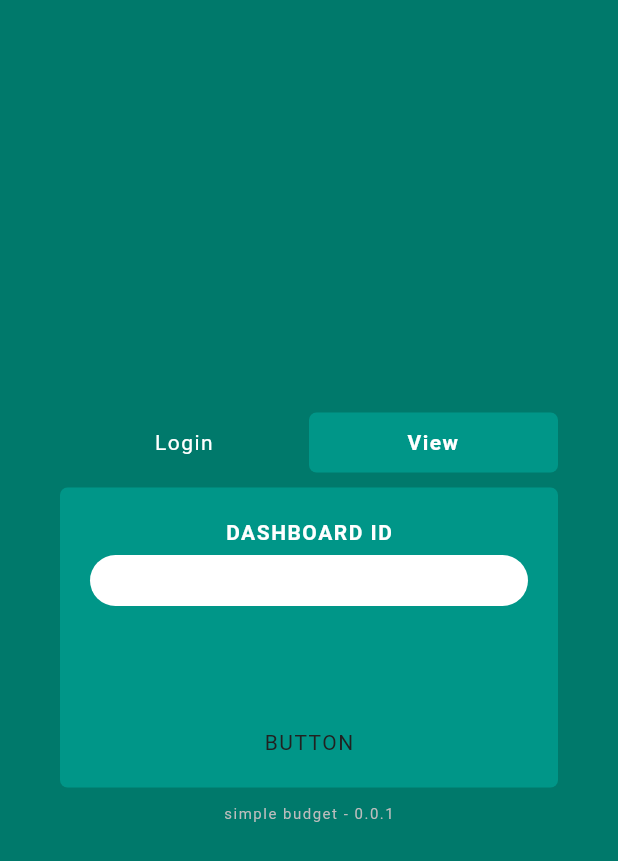
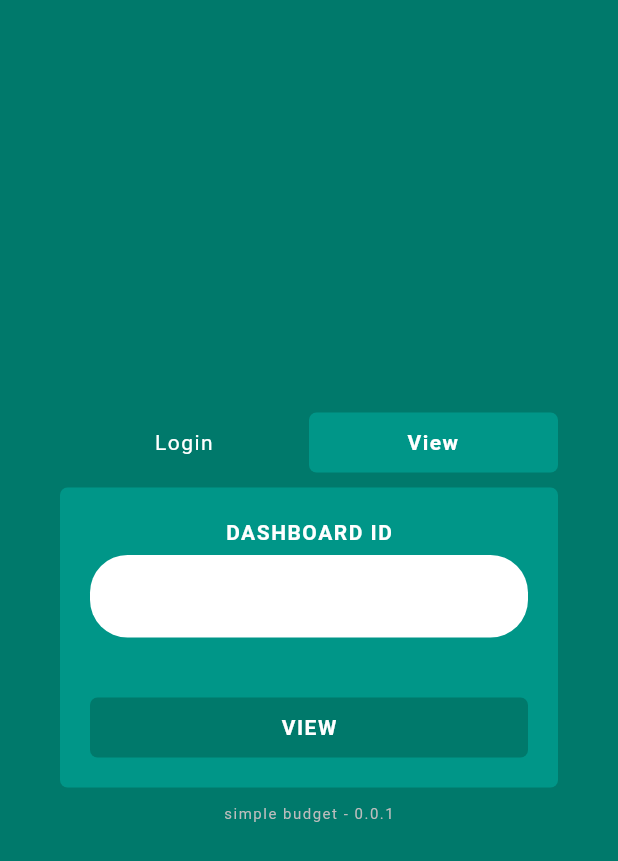
Before and after one commit to billyinferno/simple_budget, a Flutter app: the screen it shows after launch, after a tap on "View", on a phone screen of 412 x 824 dp. Shown: the top 861 px of the screen. Run offline on Flutter 3.47's test engine with Material 3 defaults, Android fonts, the phone set to English and light mode, and no system bars; our stand-ins replace flutter_dotenv, flutter_lucide, flutter_secure_storage, go_router, hive_flutter, logger; accounts and stored records are empty; Roboto replaces fonts that are missing (--apple-system).

Commit message:
Create skeleton to handle NET calls and some widget to handling basic notification on the screen.

```diff
--- a/lib/main.dart
+++ b/lib/main.dart
@@ -3,7 +3,7 @@ import 'dart:async';
 import 'package:flutter/material.dart';
 import 'package:flutter/services.dart';
 import 'package:flutter_dotenv/flutter_dotenv.dart';
-import 'package:simple_budget/router.dart';
+import 'package:simple_budget/_index.g.dart';
 
 void main() async {
   await runZonedGuarded(() async {
@@ -16,23 +16,33 @@ void main() async {
       SystemChrome.setPreferredOrientations([DeviceOrientation.portraitUp]);
 
       // load the environment configuration
-      debugPrint("Load .env files");
+      Log.info(message: "📦 Load .env files");
       await dotenv.load(fileName: "env/.dev.env");
+
+      // initialize the local box
+      Log.info(message: "📦 Init box");
+      LocalStorage.init();
     }).then((_) {
       // init finished
-      debugPrint("💯 Initialization finished");
+      Log.success(message: "💯 Initialization finished");
 
       // run the application
+      Log.success(message: "💯 Run application");
       runApp(const MyApp());
     }).onError((error, stackTrace) {
-      debugPrint("Error when perform app init");
-      debugPrint("Error: ${error.toString()}");
-      debugPrintStack(stackTrace: stackTrace);
+      Log.error(
+        message: "❌ Error when perform app init",
+        error: error,
+        stackTrace: stackTrace
+      );
     },);
   },
   (error, stack) {
-    debugPrint("Error: ${error.toString()}");
-    debugPrintStack(stackTrace: stack);
+    Log.error(
+      message: "❌ Error on runZoneGoarded",
+      error: error,
+      stackTrace: stack,
+    );
   },);
 }
 
--- a/lib/pages/login.dart
+++ b/lib/pages/login.dart
@@ -1,8 +1,7 @@
 import 'package:flutter/cupertino.dart';
 import 'package:flutter/material.dart';
-import 'package:simple_budget/globals.dart';
-import 'package:simple_budget/themes/colors.dart';
-import 'package:simple_budget/widgets/tab/my_tab_bar.dart';
+import 'package:go_router/go_router.dart';
+import 'package:simple_budget/_index.g.dart';
 
 class LoginPage extends StatefulWidget {
   const LoginPage({super.key});
@@ -133,9 +132,31 @@ class _LoginPageState extends State<LoginPage> {
             color: MyColor.backgroundColor,
             borderRadius: BorderRadius.circular(25)
           ),
+          textAlign: TextAlign.center,
+          maxLength: 6,
+          maxLines: 1,
+          style: const TextStyle(
+            fontSize: 35,
+            fontWeight: FontWeight.bold,
+          ),
+          cursorColor: MyColor.primaryColorDark,
         ),
         const Expanded(child: SizedBox(),),
-        Text("BUTTON"),
+        MyButton(
+          color: MyColor.primaryColorDark,
+          child: const Center(
+            child: Text(
+              "VIEW",
+              style: TextStyle(
+                color: Colors.white,
+                fontWeight: FontWeight.bold,
+              ),
+            ),
+          ),
+          onTap: () async {
+            _validateDashboardID();
+          },
+        ),
       ],
     );
   }
@@ -144,4 +165,19 @@ class _LoginPageState extends State<LoginPage> {
     // TODO: to change with api call
     return false;
   }
+
+  Future<void> _validateDashboardID() async {
+    String dashboardId = _dashboardIdController.text.toUpperCase();
+    if (dashboardId.isEmpty) {
+      ScaffoldMessenger.of(context).showSnackBar(
+        createSnackBar(
+          message: "Please fill dashboard ID"
+        )
+      );
+    }
+    // TODO: call API to verify if the dashboard ID is correct or not?
+
+    // go to pin input page
+    context.go('/pin/$dashboardId');
+  }
 }
--- a/lib/router.dart
+++ b/lib/router.dart
@@ -1,3 +1,4 @@
+import 'package:flutter/foundation.dart';
 import 'package:flutter/gestures.dart';
 import 'package:flutter/material.dart';
 import 'package:go_router/go_router.dart';
@@ -5,6 +6,7 @@ import 'package:simple_budget/pages/dashboard.dart';
 import 'package:simple_budget/pages/dashboard/dashboard_add.dart';
 import 'package:simple_budget/pages/dashboard/dashboard_edit.dart';
 import 'package:simple_budget/pages/login.dart';
+import 'package:simple_budget/pages/pin_input.dart';
 import 'package:simple_budget/themes/themes.dart';
 
 class MyCustomScrollBehavior extends MaterialScrollBehavior {
@@ -28,7 +30,7 @@ class _RouterPageState extends State<RouterPage> {
   final _router =
     GoRouter(
       initialLocation: '/',
-      debugLogDiagnostics: true,
+      debugLogDiagnostics: kDebugMode,
       routes: <RouteBase>[
         GoRoute(
           name: 'default',
@@ -41,10 +43,17 @@ class _RouterPageState extends State<RouterPage> {
           builder: (context, state) => const LoginPage(),
         ),
         GoRoute(
+          name: 'pin_input',
+          path: '/pin/:id',
+          builder: (context, state) {
+            final String id = (state.pathParameters["id"] ?? '');
+            return PinInputPage(id: id);
+          },
+        ),
+        GoRoute(
           name: 'dashboard',
           path: '/dashboard/:id',
           builder: (context, state) {
-            debugPrint("here!");
             final String id = (state.pathParameters["id"] ?? '');
             if (id.isEmpty) {
               // TODO: show invalid ID dashboard
--- a/lib/storage/box/local_storage.dart
+++ b/lib/storage/box/local_storage.dart
@@ -1,12 +1,12 @@
-import 'package:flutter/material.dart';
 import 'package:hive_flutter/hive_flutter.dart';
+import 'package:simple_budget/utils/log.dart';
 
 class LocalStorage {
   static Box<dynamic>? _box;
 
   static Future<void> init() async {
     if (_box == null) {
-      debugPrint("📦Initialize Local Storage");
+      Log.info(message: "📦Initialize Local Storage");
       await Hive.initFlutter();
 
       // create the box
--- /dev/null
+++ b/lib/utils/net/netutil_global.dart
@@ -0,0 +1,3 @@
+class NetutilGlobal {
+  static const apiTimeOut = 60;
+}
--- /dev/null
+++ b/lib/widgets/input/my_input_button.dart
@@ -0,0 +1,43 @@
+import 'package:flutter/material.dart';
+import 'package:simple_budget/themes/colors.dart';
+
+class MyButton extends StatelessWidget {
+  final Widget child;
+  final Function() onTap;
+  final Function()? onDoubleTap;
+  final Color? color;
+  final double? width;
+  final double? padding;
+  const MyButton({
+    super.key,
+    required this.child,
+    required this.onTap,
+    this.onDoubleTap,
+    this.color,
+    this.width,
+    this.padding,
+  });
+
+  @override
+  Widget build(BuildContext context) {
+    return GestureDetector(
+      onTap: () {
+        onTap();
+      },
+      onDoubleTap: () {
+        if (onDoubleTap != null) {
+          onDoubleTap!();
+        }
+      },
+      child: Container(
+        padding: EdgeInsets.all(padding ?? 10),
+        width: (width ?? double.infinity),
+        decoration: BoxDecoration(
+          color: (color ?? MyColor.primaryColorDark),
+          borderRadius: BorderRadius.circular(5),
+        ),
+        child: child,
+      ),
+    );
+  }
+}
--- a/pubspec.yaml
+++ b/pubspec.yaml
@@ -41,6 +41,10 @@ dependencies:
   flutter_dotenv: ^5.1.0
   hive_flutter: ^1.1.0
   flutter_spinkit: ^5.2.1
+  intl: ^0.19.0
+  logger: ^2.4.0
+  flutter_lucide: ^1.3.0
+  http: ^1.2.2
 
 dev_dependencies:
   flutter_test:
```
Also changed, not shown: lib/model/pin_verify_model.dart (added, +29 -0 lines), lib/pages/pin_input.dart (added, +19 -0 lines), lib/utils/create_snack_bar.dart (added, +32 -0 lines), lib/utils/log.dart (added, +31 -0 lines), lib/utils/net/helper/netutil_error_model.dart (added, +54 -0 lines), lib/utils/net/helper/netutil_exception.dart (added, +28 -0 lines), lib/utils/net/helper/netutil_type.dart (added, +8 -0 lines), lib/utils/net/netutils.dart (added, +290 -0 lines), lib/_index.g.dart (added), lib/model/_index.g.dart (added), lib/storage/_index.g.dart (added), lib/themes/_index.g.dart (added), lib/utils/_index.g.dart (added), lib/utils/net/_index.g.dart (added), 4 more files.
